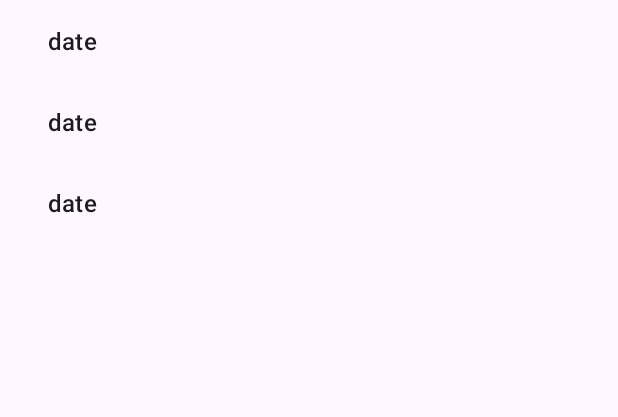
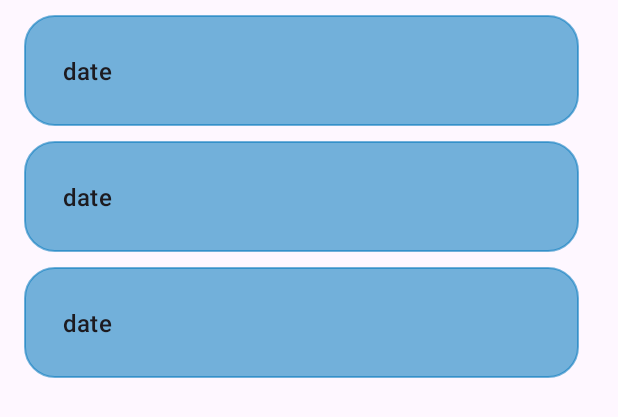
Before and after one commit to hoverGecko/LifeARchive, an Android app: the layout fragment_item_list.xml on its own in the app's theme, with its tools: preview values and no code run, on a phone screen of 412 x 824 dp. Shown: the top 417 px of the screen. Run offline under Robolectric (Android 15) with nearby library versions, the light colour scheme and no system bars.

Commit message:
added background to item of list

```diff
--- a/app/src/main/java/hku/cs/lifearchive/AddEntryFragment.kt
+++ b/app/src/main/java/hku/cs/lifearchive/AddEntryFragment.kt
@@ -45,9 +45,9 @@
         val nowlata = view.findViewById<TextView>(R.id.LatView)
         val content = view.findViewById<TextInputLayout>(R.id.ContentInput)
         val dates = Date()
+        nowdate.text = dates.toString()
 
-
-
+        //TODO: find ways to get current longtitude and latitude
 
 
         button?.setOnClickListener {
--- /dev/null
+++ b/app/src/main/res/drawable/customborder.xml
@@ -0,0 +1,6 @@
+<?xml version="1.0" encoding="UTF-8"?>
+<shape xmlns:android="http://schemas.android.com/apk/res/android" android:shape="rectangle">
+    <corners android:radius="20dp"/>
+    <padding android:left="10dp" android:right="10dp" android:top="10dp" android:bottom="10dp"/>
+    <stroke android:width="1dp" android:color="#CCCCCC"/>
+</shape>
--- a/app/src/main/res/layout/activity_main.xml
+++ b/app/src/main/res/layout/activity_main.xml
@@ -24,6 +24,8 @@
         android:id="@+id/BottomBar"
         android:layout_width="match_parent"
         android:layout_height="wrap_content"
+        android:backgroundTintMode="multiply"
+        app:backgroundTint="@color/design_default_color_secondary"
         app:layout_constraintBottom_toBottomOf="parent"
         app:layout_constraintEnd_toEndOf="parent"
         app:layout_constraintStart_toStartOf="parent"
--- a/app/src/main/res/layout/fragment_item.xml
+++ b/app/src/main/res/layout/fragment_item.xml
@@ -1,7 +1,11 @@
 <?xml version="1.0" encoding="utf-8"?>
 <LinearLayout xmlns:android="http://schemas.android.com/apk/res/android"
-    android:layout_width="wrap_content"
+    android:layout_width="match_parent"
     android:layout_height="wrap_content"
+    android:layout_marginTop="10dp"
+    android:layout_marginEnd="10dp"
+    android:background="@drawable/customborder"
+    android:backgroundTint="#8D0277BD"
     android:orientation="horizontal">
 
     <TextView
```
